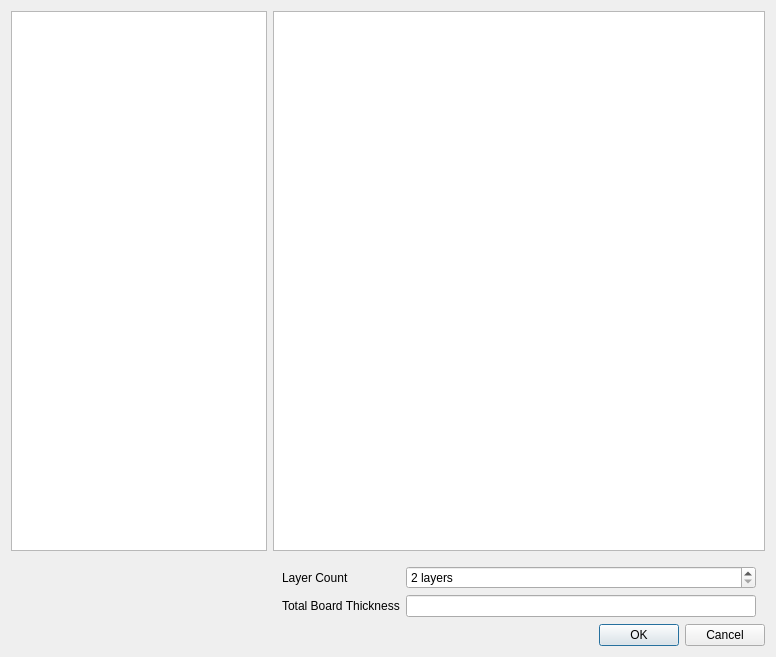
Old version of the form src/uistackup.ui in the repository waj334/openstackup.
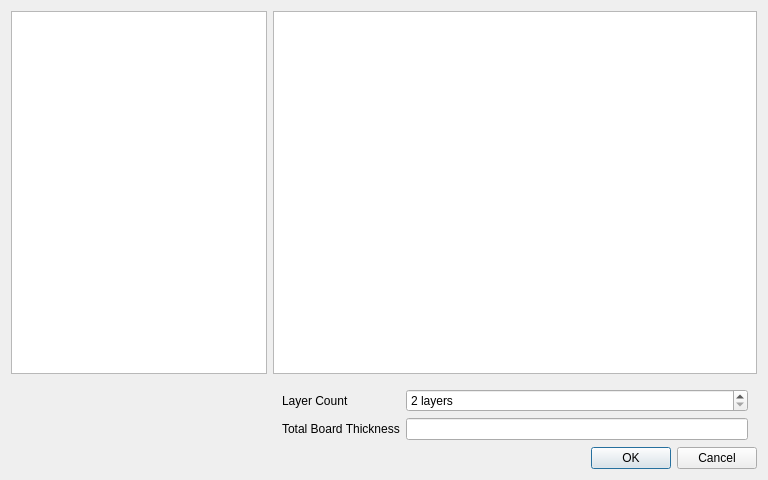
New version of the form.

```diff
--- a/src/uistackup.ui
+++ b/src/uistackup.ui
@@ -6,8 +6,8 @@
    <rect>
     <x>0</x>
     <y>0</y>
-    <width>776</width>
-    <height>657</height>
+    <width>768</width>
+    <height>480</height>
    </rect>
   </property>
   <property name="windowTitle">
```
